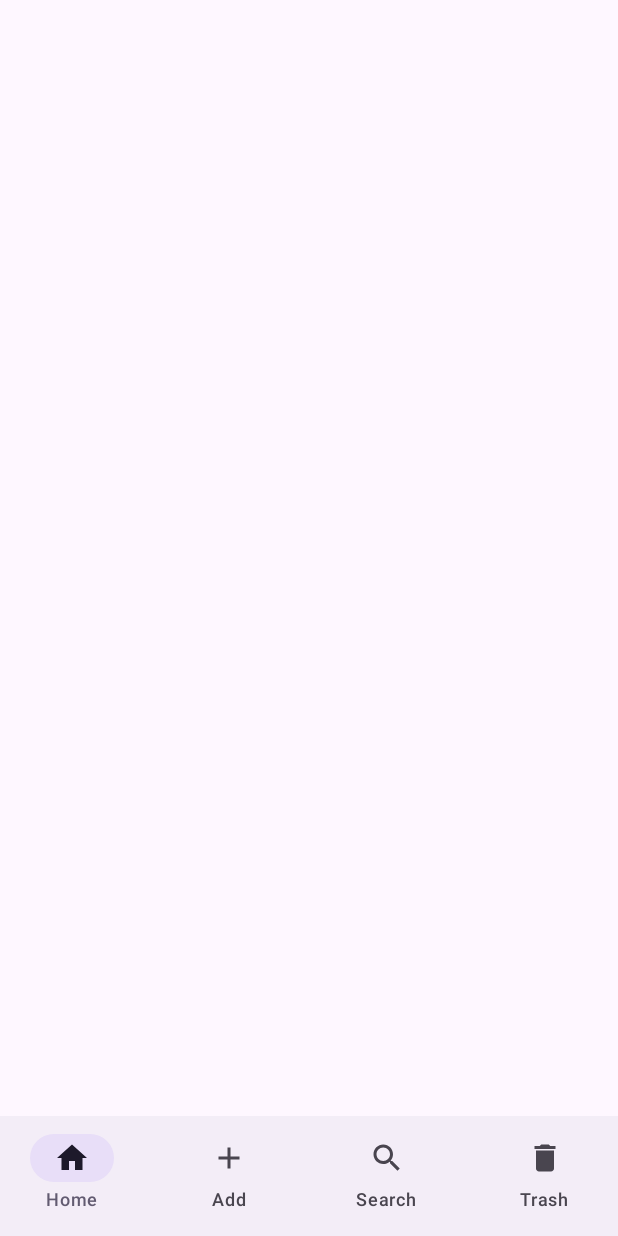
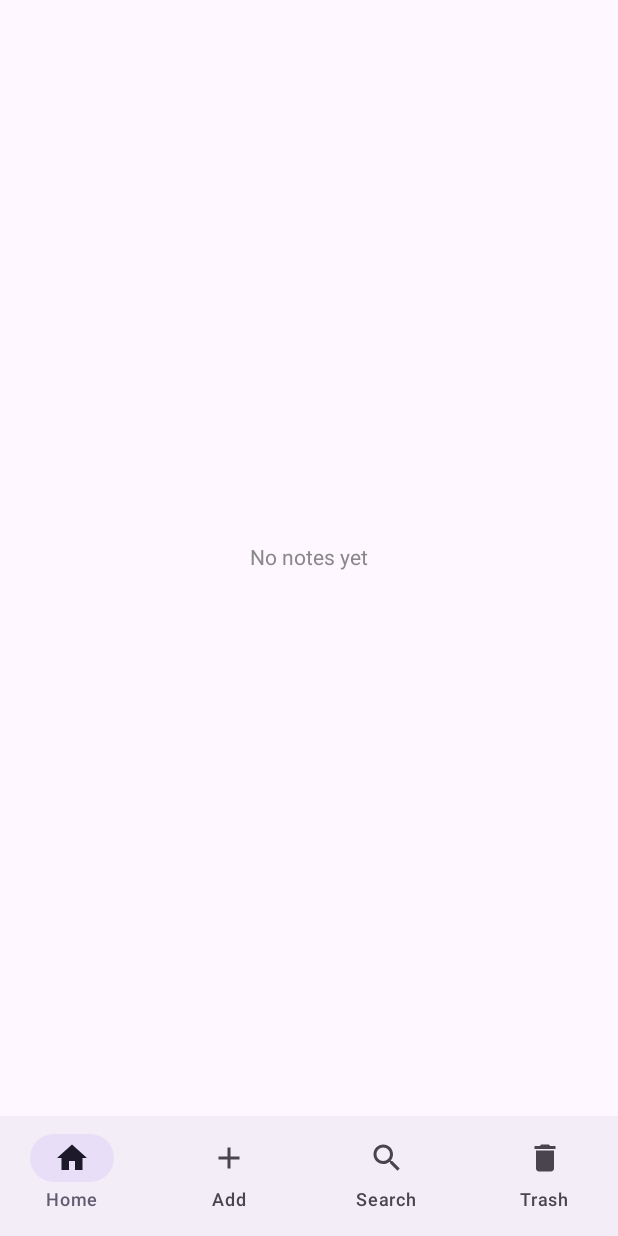
Before and after one commit to MohammedAgamy/ToDoNote, an Android app built with Jetpack Compose: the screen it shows after launch (MainActivity), on a phone screen of 412 x 824 dp. Run offline under Robolectric (Android 15) with nearby library versions, the phone set to English and light mode, and no system bars; our stand-ins replace Room's generated code.

Commit message:
disPlay in List

```diff
--- a/app/src/main/java/com/example/todonote/presentation/navigation/MyApp.kt
+++ b/app/src/main/java/com/example/todonote/presentation/navigation/MyApp.kt
@@ -32,7 +32,7 @@ fun MyApp() {
     ) {
         composable(Routes.SPLASH) { SplashScreen(navController) }
         composable(Routes.HOME) { HomeScreen(viewModel) }
-        composable(Routes.HOMECONTACT) { HomeContact() }
+        composable(Routes.HOMECONTACT) { HomeContact(viewModel) }
         composable(Routes.ADD) {
             AddScreen(viewModel)
         }
--- a/app/src/main/java/com/example/todonote/presentation/screens/home/HomeContact.kt
+++ b/app/src/main/java/com/example/todonote/presentation/screens/home/HomeContact.kt
@@ -1,8 +1,43 @@
 package com.example.todonote.presentation.screens.home
+import androidx.compose.foundation.layout.Box
+import androidx.compose.foundation.layout.Column
+import androidx.compose.foundation.layout.fillMaxSize
+import androidx.compose.foundation.layout.fillMaxWidth
+import androidx.compose.foundation.layout.padding
+import androidx.compose.material3.Text
 import androidx.compose.runtime.Composable
+import androidx.compose.runtime.collectAsState
+import androidx.compose.runtime.getValue
+import androidx.compose.ui.Alignment
+import androidx.compose.ui.Modifier
+import androidx.compose.ui.graphics.Color
+import androidx.compose.ui.unit.dp
+import com.example.todonote.presentation.item.NoteItem
+import com.example.todonote.presentation.screens.NoteViewModel
 
 @Composable
-fun HomeContact (){
+fun HomeContact (noteViewModel: NoteViewModel){
+    val state by noteViewModel.state.collectAsState()
+
+    Column (modifier = Modifier.fillMaxWidth()){
+
+        if (state.notes.isEmpty())
+        {
+            Box(modifier = Modifier
+                .fillMaxSize()
+                .padding(8.dp),
+                contentAlignment = Alignment.Center
+            ) {
+                Text("No notes yet", color = Color.Gray)
+            }
+        } else {
+            // Display the list of notes
+            state.notes.forEach { note ->
+                NoteItem(notes = note)
+            }
+
+        }
+    }
 
 
 }
--- a/app/src/main/java/com/example/todonote/presentation/screens/home/HomeScreen.kt
+++ b/app/src/main/java/com/example/todonote/presentation/screens/home/HomeScreen.kt
@@ -41,7 +41,7 @@ fun HomeScreen(viewModel: NoteViewModel) {
     ) { innerPadding ->
         Box(modifier = Modifier.padding(innerPadding)) {
             when (selectedTab) {
-                Routes.HOMECONTACT -> HomeContact()
+                Routes.HOMECONTACT -> HomeContact(viewModel)
                 Routes.ADD -> AddScreen(viewModel)
                 Routes.SEARCH -> SearchScreen()
                 Routes.TRASH -> TrashScreen()
```
Also changed, not shown: app/src/main/java/com/example/todonote/presentation/item/NoteItem.kt (added, +72 -0 lines).
